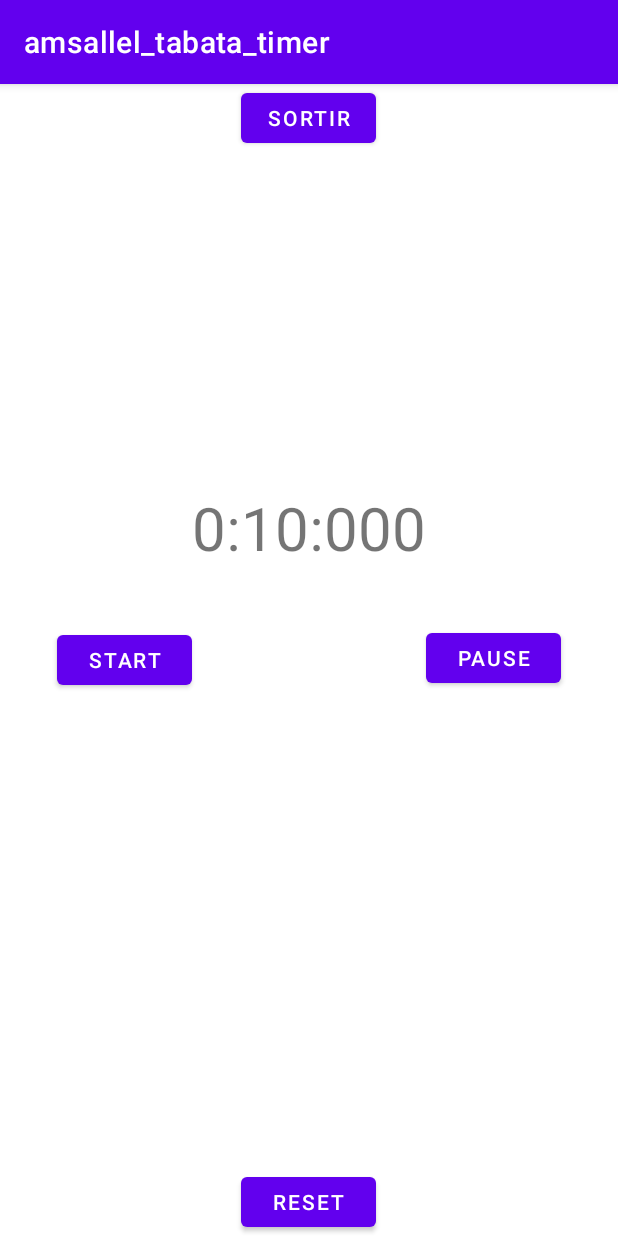
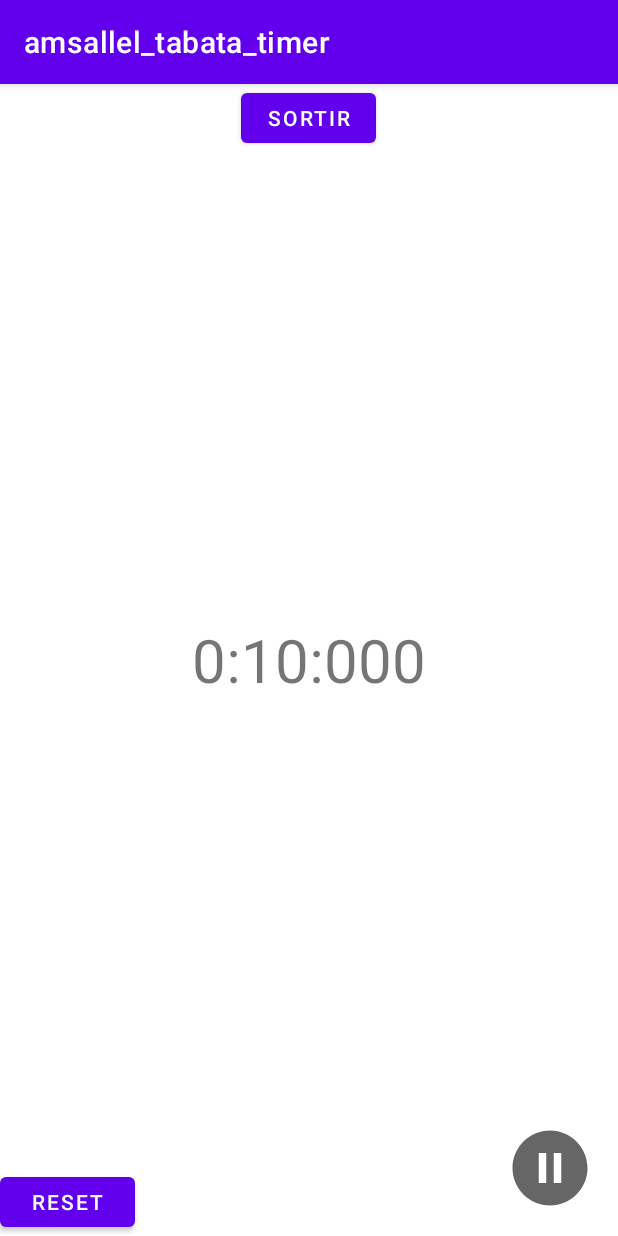
Before and after one commit to LamsaLL/tabata_timer, an Android app: the screen it shows after launch (WorkoutActivity), after a tap on "entrainement 1", on a phone screen of 412 x 824 dp. Run offline under Robolectric (Android 15) with nearby library versions, the phone set to English and light mode, and no system bars; our stand-ins replace Room's generated code.

Commit message:
feat(WorkoutActivity): add toogle play/pause button

```diff
--- a/app/src/main/java/com/example/amsallel_tabata_timer/WorkoutActivity.java
+++ b/app/src/main/java/com/example/amsallel_tabata_timer/WorkoutActivity.java
@@ -2,7 +2,10 @@ package com.example.amsallel_tabata_timer;
 
 import android.os.Bundle;
 import android.view.View;
+import android.widget.Button;
 import android.widget.TextView;
+import android.widget.Toast;
+import android.widget.ToggleButton;
 
 import androidx.appcompat.app.AppCompatActivity;
 
@@ -64,6 +67,17 @@ public class WorkoutActivity extends AppCompatActivity implements OnUpdateListen
         counter.pause();
     }
 
+    public void onTogglePlayPause(View view){
+        // Is the toggle on?
+        boolean on = ((ToggleButton) view).isChecked();
+
+        if (on) {
+            counter.start();
+        } else {
+            counter.pause();
+        }
+    }
+
 
     // Remettre à zéro le compteur
     public void onReset(View view) {
--- /dev/null
+++ b/app/src/main/res/drawable/ic_baseline_pause_circle_filled_24.xml
@@ -0,0 +1,10 @@
+<vector xmlns:android="http://schemas.android.com/apk/res/android"
+    android:width="24dp"
+    android:height="24dp"
+    android:viewportWidth="24"
+    android:viewportHeight="24"
+    android:tint="?attr/colorControlNormal">
+  <path
+      android:fillColor="@android:color/white"
+      android:pathData="M12,2C6.48,2 2,6.48 2,12s4.48,10 10,10 10,-4.48 10,-10S17.52,2 12,2zM11,16L9,16L9,8h2v8zM15,16h-2L13,8h2v8z"/>
+</vector>
--- /dev/null
+++ b/app/src/main/res/drawable/ic_baseline_play_circle_filled_24.xml
@@ -0,0 +1,10 @@
+<vector xmlns:android="http://schemas.android.com/apk/res/android"
+    android:width="24dp"
+    android:height="24dp"
+    android:viewportWidth="24"
+    android:viewportHeight="24"
+    android:tint="?attr/colorControlNormal">
+  <path
+      android:fillColor="@android:color/white"
+      android:pathData="M12,2C6.48,2 2,6.48 2,12s4.48,10 10,10 10,-4.48 10,-10S17.52,2 12,2zM10,16.5v-9l6,4.5 -6,4.5z"/>
+</vector>
--- /dev/null
+++ b/app/src/main/res/drawable/ic_toggle.xml
@@ -0,0 +1,8 @@
+<?xml version="1.0" encoding="utf-8"?>
+<selector xmlns:android="http://schemas.android.com/apk/res/android">
+        <item android:state_checked="false"
+            android:drawable="@drawable/ic_baseline_pause_circle_filled_24" />
+
+        <item android:state_checked="true"
+            android:drawable="@drawable/ic_baseline_play_circle_filled_24" />
+</selector>
--- /dev/null
+++ b/app/src/main/res/drawable/ic_toggle_bg.xml
@@ -0,0 +1,8 @@
+<?xml version="1.0" encoding="utf-8"?>
+<layer-list xmlns:android="http://schemas.android.com/apk/res/android">
+        <item android:id="@android:id/background"
+            android:drawable="@android:color/transparent" />
+
+        <item android:id="@android:id/toggle"
+            android:drawable="@drawable/ic_toggle" />
+</layer-list>
--- a/app/src/main/res/layout/activity_workout.xml
+++ b/app/src/main/res/layout/activity_workout.xml
@@ -4,7 +4,7 @@
     xmlns:tools="http://schemas.android.com/tools"
     android:layout_width="match_parent"
     android:layout_height="match_parent"
-    tools:context=".MainActivity">
+    tools:context=".WorkoutActivity">
     <Button
         android:layout_width="90dp"
         android:layout_height="45dp"
@@ -17,32 +17,22 @@
         android:id="@+id/timerValue"
         android:layout_width="wrap_content"
         android:layout_height="wrap_content"
-        android:layout_above="@+id/pauseButton"
         android:layout_centerHorizontal="true"
+        android:layout_centerVertical="true"
         android:layout_marginBottom="37dp"
         android:textSize="40sp"
         android:text="00:00:00" />
 
-    <Button
-        android:id="@+id/startButton"
-        android:layout_width="90dp"
-        android:layout_height="45dp"
-        android:layout_alignParentLeft="true"
-        android:layout_centerVertical="true"
-        android:layout_marginLeft="38dp"
-        android:onClick="onStart"
-        android:text="Start" />
-
-    <Button
-        android:id="@+id/pauseButton"
-        android:layout_width="90dp"
-        android:layout_height="45dp"
-        android:layout_alignBaseline="@id/startButton"
-        android:layout_alignBottom="@id/startButton"
+    <ToggleButton
+        android:id="@+id/playPauseButton"
+        android:layout_width="60dp"
+        android:layout_height="60dp"
+        android:layout_alignParentBottom="true"
         android:layout_alignParentRight="true"
-        android:layout_marginRight="38dp"
-        android:text="Pause"
-        android:onClick="onPause"
+        android:layout_margin="15dp"
+        style="@style/toggleButton"
+        android:background="@drawable/ic_toggle_bg"
+        android:onClick="onTogglePlayPause"
         />
 
     <Button
@@ -50,7 +40,6 @@
         android:layout_width="90dp"
         android:layout_height="45dp"
         android:layout_alignParentBottom="true"
-        android:layout_centerInParent="true"
         android:onClick="onReset"
         android:text="Reset" />
 </RelativeLayout>
--- a/app/src/main/res/values/strings.xml
+++ b/app/src/main/res/values/strings.xml
@@ -13,4 +13,6 @@
     <string name="set_label">Sets</string>
     <string name="restBtwSet_label">Repos entre les sets</string>
     <string name="exit_button_text">Sortir</string>
+    <string name="start" > </string>
+    <string name="pause" />
 </resources>
--- /dev/null
+++ b/app/src/main/res/values/styles.xml
@@ -0,0 +1,13 @@
+<?xml version="1.0" encoding="utf-8"?>
+<resources>
+    <style name="Widget.Button.Toggle" parent="android:Widget">
+        <item name="android:background">@drawable/ic_toggle_bg</item>
+        <item name="android:disabledAlpha">?android:attr/disabledAlpha</item>
+    </style>
+
+    <style name="toggleButton" >
+        <item name="android:buttonStyleToggle">@style/Widget.Button.Toggle</item>
+        <item name="android:textOn"></item>
+        <item name="android:textOff"></item>
+    </style>
+</resources>
```
